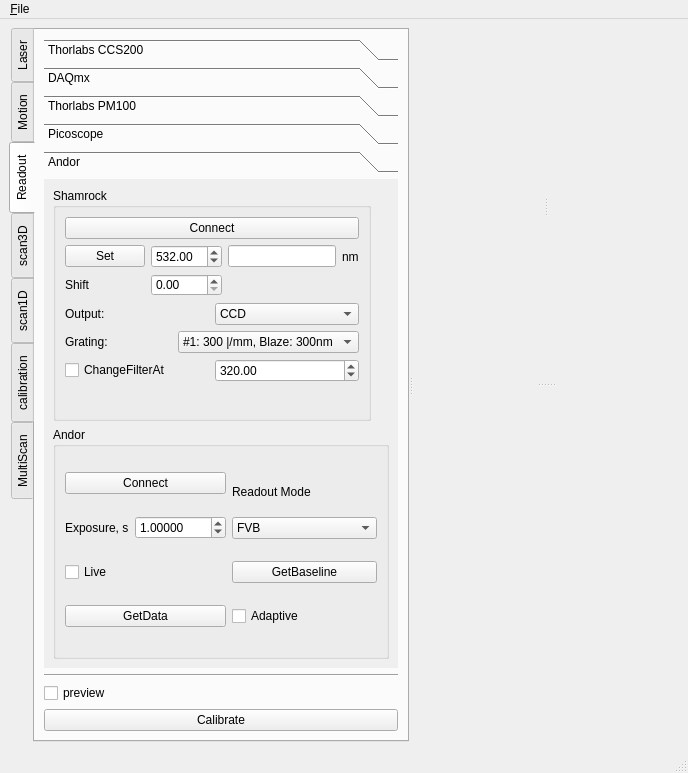
First picture: the form in microV.ui, repository xkronosua/microV, before the edit.
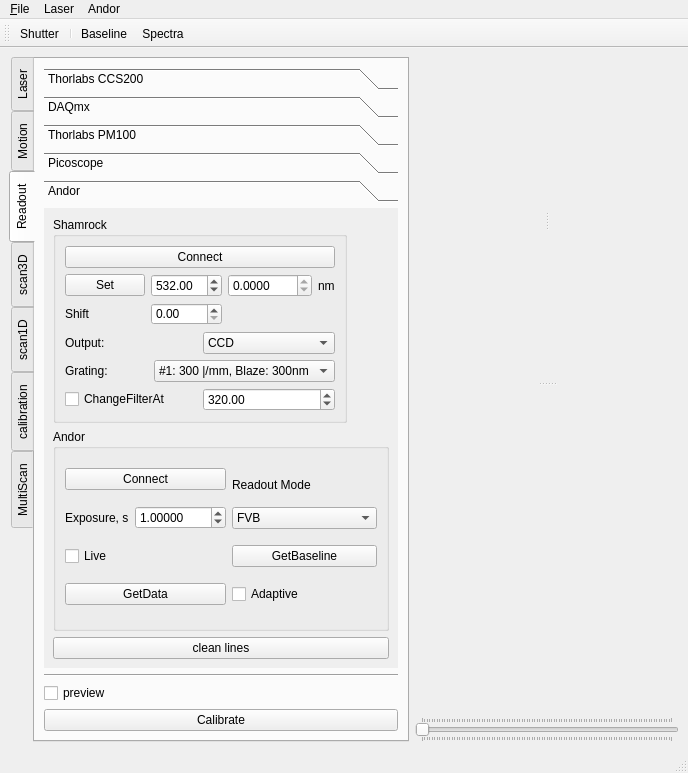
Second picture: the form after the edit. The open tabs and pages were chosen to show the change.

Diff of the .ui file:
```diff
--- a/microV.ui
+++ b/microV.ui
@@ -14,12 +14,8 @@
    <string>MainWindow</string>
   </property>
   <widget class="QWidget" name="centralwidget">
-   <layout class="QVBoxLayout" name="verticalLayout_4">
+   <layout class="QHBoxLayout" name="horizontalLayout_2">
     <item>
-     <widget class="QSplitter" name="splitter_3">
-      <property name="orientation">
-       <enum>Qt::Horizontal</enum>
-      </property>
       <widget class="QTabWidget" name="configTabWidget">
        <property name="maximumSize">
         <size>
@@ -1312,8 +1308,8 @@
              <rect>
               <x>0</x>
               <y>0</y>
-              <width>356</width>
-              <height>494</height>
+             <width>346</width>
+             <height>471</height>
              </rect>
             </property>
             <attribute name="label">
@@ -1354,13 +1350,6 @@
                     </property>
                    </widget>
                   </item>
-                  <item row="0" column="2">
-                   <widget class="QLineEdit" name="shamrockWavelength">
-                    <property name="readOnly">
-                     <bool>true</bool>
-                    </property>
-                   </widget>
-                  </item>
                   <item row="0" column="0">
                    <widget class="QPushButton" name="shamrockSetWavelength">
                     <property name="text">
@@ -1375,6 +1364,19 @@
                     </property>
                    </widget>
                   </item>
+                 <item row="0" column="2">
+                  <widget class="QDoubleSpinBox" name="shamrockWavelength">
+                   <property name="readOnly">
+                    <bool>true</bool>
+                   </property>
+                   <property name="decimals">
+                    <number>4</number>
+                   </property>
+                   <property name="maximum">
+                    <double>2000.000000000000000</double>
+                   </property>
+                  </widget>
+                 </item>
                  </layout>
                 </item>
                 <item row="1" column="0" colspan="2">
@@ -1574,6 +1576,13 @@
                </layout>
               </widget>
              </item>
+            <item>
+             <widget class="QPushButton" name="andorCameraCleanLines">
+              <property name="text">
+               <string>clean lines</string>
+              </property>
+             </widget>
+            </item>
             </layout>
            </widget>
           </widget>
@@ -3303,6 +3312,10 @@
         </layout>
        </widget>
       </widget>
+    </item>
+    <item>
+     <layout class="QVBoxLayout" name="verticalLayout_4">
+      <item>
       <widget class="QSplitter" name="view_splitter">
        <property name="orientation">
         <enum>Qt::Vertical</enum>
@@ -3322,7 +3335,30 @@
         <layout class="QHBoxLayout" name="imageArea"/>
        </widget>
       </widget>
-     </widget>
+      </item>
+      <item>
+       <widget class="QSlider" name="zSlider">
+        <property name="maximum">
+         <number>100000</number>
+        </property>
+        <property name="singleStep">
+         <number>100</number>
+        </property>
+        <property name="pageStep">
+         <number>10000</number>
+        </property>
+        <property name="orientation">
+         <enum>Qt::Horizontal</enum>
+        </property>
+        <property name="tickPosition">
+         <enum>QSlider::TicksBothSides</enum>
+        </property>
+        <property name="tickInterval">
+         <number>1000</number>
+        </property>
+       </widget>
+      </item>
+     </layout>
     </item>
    </layout>
   </widget>
@@ -3341,14 +3377,65 @@
     </property>
     <addaction name="actionExit"/>
    </widget>
+   <widget class="QMenu" name="menuLaser">
+    <property name="title">
+     <string>Laser</string>
+    </property>
+    <addaction name="actionShutter"/>
+   </widget>
+   <widget class="QMenu" name="menuAndor">
+    <property name="title">
+     <string>Andor</string>
+    </property>
+    <addaction name="actionBaseline"/>
+    <addaction name="actionSpectra"/>
+   </widget>
    <addaction name="menuFile"/>
+   <addaction name="menuLaser"/>
+   <addaction name="menuAndor"/>
   </widget>
   <widget class="QStatusBar" name="statusbar"/>
+  <widget class="QToolBar" name="toolBar">
+   <property name="windowTitle">
+    <string>toolBar</string>
+   </property>
+   <attribute name="toolBarArea">
+    <enum>TopToolBarArea</enum>
+   </attribute>
+   <attribute name="toolBarBreak">
+    <bool>false</bool>
+   </attribute>
+   <addaction name="actionShutter"/>
+   <addaction name="separator"/>
+   <addaction name="actionBaseline"/>
+   <addaction name="actionSpectra"/>
+  </widget>
   <action name="actionExit">
    <property name="text">
     <string>&amp;Exit</string>
    </property>
   </action>
+  <action name="actionShutter">
+   <property name="checkable">
+    <bool>true</bool>
+   </property>
+   <property name="text">
+    <string>Shutter</string>
+   </property>
+  </action>
+  <action name="actionBaseline">
+   <property name="text">
+    <string>Baseline</string>
+   </property>
+  </action>
+  <action name="actionSpectra">
+   <property name="checkable">
+    <bool>true</bool>
+   </property>
+   <property name="text">
+    <string>Spectra</string>
+   </property>
+  </action>
  </widget>
  <tabstops>
   <tabstop>configTabWidget</tabstop>
```
Left out of the diff: 29 changed lines with no effect on the pictures. Lines whose indentation alone changed are shown as unchanged.
